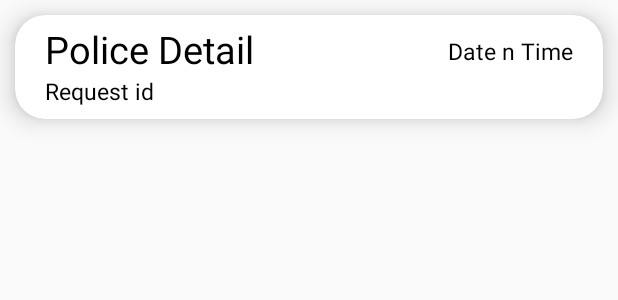
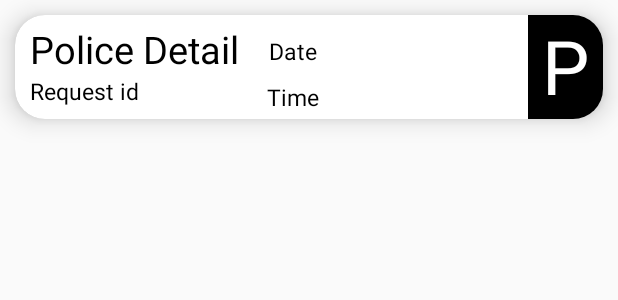
Before and after one commit to Priyanshu-2001/Mr_Guard, an Android app: the layout single_rcv_request.xml on its own in the app's theme, with its tools: preview values and no code run, on a phone screen of 412 x 824 dp. Shown: the top 300 px of the screen. Run offline under Robolectric (Android 15) with nearby library versions, the phone set to English and light mode, and no system bars.

Commit message:
added marker

```diff
--- a/app/src/main/res/layout/single_rcv_request.xml
+++ b/app/src/main/res/layout/single_rcv_request.xml
@@ -6,7 +6,9 @@
     xmlns:app="http://schemas.android.com/apk/res-auto">
 
     <data>
-
+        <variable
+            name="model"
+            type="com.geek.mrguard.data.policeAnalytics.Status" />
     </data>
 
     <androidx.cardview.widget.CardView
@@ -23,15 +25,16 @@
 
         <androidx.constraintlayout.widget.ConstraintLayout
             android:layout_width="match_parent"
+            android:id="@+id/selector"
             android:layout_height="match_parent">
 
             <TextView
                 android:id="@+id/police_detail"
                 android:layout_width="wrap_content"
                 android:layout_height="wrap_content"
-                android:paddingStart="20dp"
+                android:paddingStart="10dp"
                 android:paddingTop="5dp"
-                android:text="Police Detail"
+                tools:text="Police Detail"
                 android:textSize="25dp"
                 app:layout_constraintEnd_toStartOf="@+id/date_time"
                 app:layout_constraintHorizontal_bias="0.5"
@@ -39,6 +42,7 @@
                 app:layout_constraintStart_toStartOf="parent"
                 app:layout_constraintTop_toTopOf="parent"
                 tools:ignore="RtlSymmetry" />
+<!--            android:text="@{model.victim.phone}"-->
 
             <TextView
                 android:id="@+id/date_time"
@@ -49,27 +53,58 @@
                 android:paddingStart="20dp"
                 android:paddingTop="5dp"
                 android:paddingEnd="20dp"
-                android:text="Date n Time"
+                android:layout_marginRight="15dp"
+                android:text="@{model.date}"
                 android:textSize="15dp"
-                app:layout_constraintEnd_toEndOf="parent"
-                app:layout_constraintHorizontal_bias="0.5"
+                app:layout_constraintEnd_toStartOf="@+id/textView5"
                 app:layout_constraintStart_toEndOf="@+id/police_detail"
                 app:layout_constraintTop_toTopOf="parent"
-                tools:ignore="RtlSymmetry" />
+                tools:ignore="RtlSymmetry"
+                tools:text="Date" />
+
+            <TextView
+                android:id="@+id/time"
+                android:layout_width="wrap_content"
+                android:layout_height="wrap_content"
+                android:gravity="end"
+                android:paddingStart="20dp"
+                android:paddingTop="5dp"
+                android:paddingEnd="20dp"
+                android:text="@{model.time}"
+                android:textSize="15dp"
+                app:layout_constraintBottom_toBottomOf="parent"
+                app:layout_constraintEnd_toEndOf="@+id/date_time"
+                app:layout_constraintStart_toStartOf="@+id/date_time"
+                app:layout_constraintTop_toBottomOf="@+id/date_time"
+                tools:ignore="RtlSymmetry"
+                tools:text="Time" />
 
             <TextView
                 android:id="@+id/request_id"
-                android:layout_width="match_parent"
+                android:layout_width="wrap_content"
                 android:layout_height="wrap_content"
                 android:layout_marginBottom="8dp"
-                android:paddingStart="20dp"
-                android:text="Request id"
+                android:paddingStart="10dp"
+                android:text="@{model._id}"
                 android:textSize="15dp"
                 app:layout_constraintBottom_toBottomOf="parent"
-                app:layout_constraintEnd_toEndOf="parent"
                 app:layout_constraintStart_toStartOf="parent"
                 app:layout_constraintTop_toBottomOf="@+id/police_detail"
-                tools:ignore="RtlSymmetry" />
+                tools:ignore="RtlSymmetry"
+                tools:text="Request id" />
+
+            <TextView
+                android:id="@+id/status"
+                android:layout_width="50dp"
+                android:layout_height="0dp"
+                android:background="@color/black"
+                android:text="P"
+                android:textAlignment="center"
+                android:textColor="@color/white"
+                android:textSize="50dp"
+                app:layout_constraintBottom_toBottomOf="parent"
+                app:layout_constraintEnd_toEndOf="parent"
+                app:layout_constraintTop_toTopOf="parent" />
         </androidx.constraintlayout.widget.ConstraintLayout>
     </androidx.cardview.widget.CardView>
 </layout>
```
